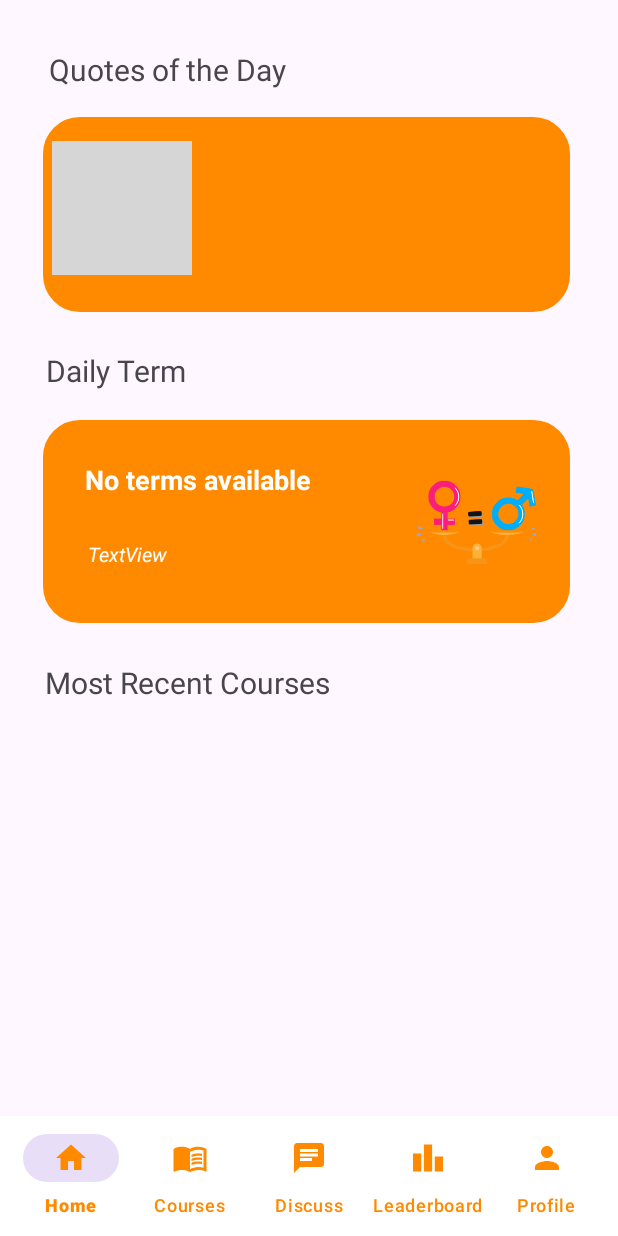
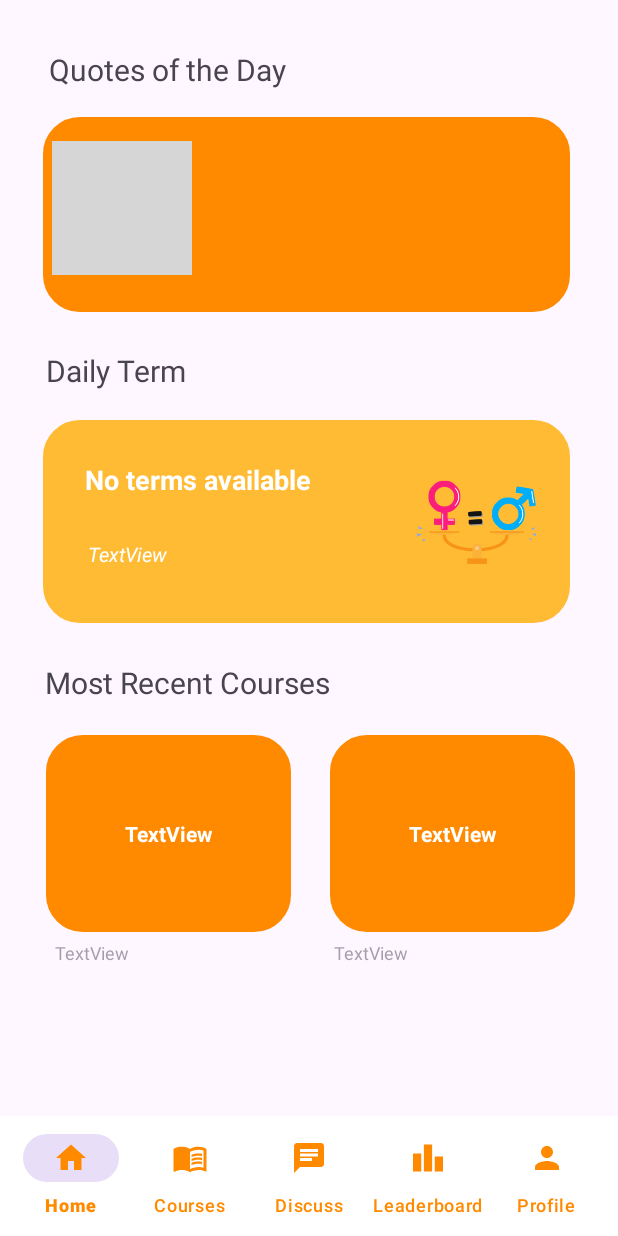
Before and after one commit to Fransiscus-Xaverius/KitaSetara, an Android app: the HomeFragment screen opened directly, with no data from a screen before it, on a phone screen of 412 x 824 dp. Run offline under Robolectric (Android 15) with nearby library versions, the phone set to English and light mode, and no system bars; our stand-ins replace Firebase (no records; nobody signed in at launch, a user with empty details on screens opened directly), Room's generated code, sdp/ssp sizes; 3 statements that could not run were skipped; grey boxes are pictures that could not be loaded.

Commit message:
Fetch recent courses done
also fix some warnings here and there

```diff
--- a/KitaSetara/app/src/main/java/id/ac/istts/kitasetara/data/DefaultCoursesRepository.kt
+++ b/KitaSetara/app/src/main/java/id/ac/istts/kitasetara/data/DefaultCoursesRepository.kt
@@ -8,52 +8,51 @@ import id.ac.istts.kitasetara.model.course.Module
 class DefaultCoursesRepository(
     private val localDataSource:AppDatabase
 ) {
-    suspend fun getAllCourses():List<Course> {
+    fun getAllCourses():List<Course> {
         return localDataSource.courseDao().getAll()
     }
 
-    suspend fun getCourseById(id:Int): Course {
+    fun getCourseById(id:Int): Course {
         return localDataSource.courseDao().getById(id)
     }
 
-    suspend fun getAllCourseModule(idCourse:Int):List<Module>{
+    fun getAllCourseModule(idCourse:Int):List<Module>{
         return  localDataSource.moduleDao().getAllModulesByCourseId(idCourse)
     }
 
-    suspend fun insertCourses(courses:List<Course>){
+    fun insertCourses(courses:List<Course>){
         localDataSource.courseDao().insertMany(courses)
     }
 
-    suspend fun clearAllCourses(){
+    fun clearAllCourses(){
         localDataSource.courseDao().clearCourses()
     }
 
-    suspend fun getModule(idModule:Int):Module{
+    fun getModule(idModule:Int):Module{
         return  localDataSource.moduleDao().getModule(idModule)
     }
 
-    suspend fun getAllModuleContent(idModule:Int):List<Content>{
+    fun getAllModuleContent(idModule:Int):List<Content>{
         return  localDataSource.contentDao().getAllContentByModuleId(idModule)
     }
 
-    suspend fun insertModules(modules:List<Module>){
+    fun insertModules(modules:List<Module>){
         localDataSource.moduleDao().insertMany(modules)
     }
 
-    suspend fun clearModules(){
+    fun clearModules(){
         localDataSource.moduleDao().clearModules()
     }
 
-    suspend fun getContent(idContent:Int):Content{
+    fun getContent(idContent:Int):Content{
         return  localDataSource.contentDao().getContent(idContent)
     }
 
-    suspend fun insertContents(contents:List<Content>){
+    fun insertContents(contents:List<Content>){
         localDataSource.contentDao().insertMany(contents)
     }
 
-    suspend fun clearContents(){
+    fun clearContents(){
         localDataSource.contentDao().clearContents()
     }
-
 }
--- a/KitaSetara/app/src/main/java/id/ac/istts/kitasetara/view/CoursesFragment.kt
+++ b/KitaSetara/app/src/main/java/id/ac/istts/kitasetara/view/CoursesFragment.kt
@@ -20,12 +20,12 @@ class CoursesFragment : Fragment() {
     private var _binding : FragmentCoursesBinding? = null
     private val binding get() = _binding!!
 
-    val viewModel: CoursesFragmentViewModel by viewModels<CoursesFragmentViewModel>()
+    private val viewModel: CoursesFragmentViewModel by viewModels<CoursesFragmentViewModel>()
 
     override fun onCreateView(
         inflater: LayoutInflater, container: ViewGroup?,
         savedInstanceState: Bundle?
-    ): View? {
+    ): View {
         // Inflate the layout for this fragment
         _binding = FragmentCoursesBinding.inflate(inflater, container, false)
         return binding.root
@@ -40,7 +40,6 @@ class CoursesFragment : Fragment() {
             course ->
             val action = CoursesFragmentDirections.actionCoursesFragmentToDetailCourseFragment(course.id.toString())
             findNavController().navigate(action)
-//            Toast.makeText(requireContext(), "Will be redirected to ${course.name}'s detail", Toast.LENGTH_SHORT).show()
         }
 
 
--- a/KitaSetara/app/src/main/java/id/ac/istts/kitasetara/view/HomeFragment.kt
+++ b/KitaSetara/app/src/main/java/id/ac/istts/kitasetara/view/HomeFragment.kt
@@ -1,24 +1,27 @@
 package id.ac.istts.kitasetara.view
 
 import android.os.Bundle
+import android.util.Log
 import androidx.fragment.app.Fragment
 import android.view.LayoutInflater
 import android.view.View
 import android.view.ViewGroup
 import androidx.fragment.app.viewModels
 import androidx.navigation.findNavController
+import androidx.navigation.fragment.findNavController
 import id.ac.istts.kitasetara.R
 import id.ac.istts.kitasetara.databinding.FragmentHomeBinding
+import id.ac.istts.kitasetara.model.course.Course
+import id.ac.istts.kitasetara.viewmodel.CoursesFragmentViewModel
 import id.ac.istts.kitasetara.viewmodel.HomeViewModel
 
 
 class HomeFragment : Fragment() {
 
-    private var _binding : FragmentHomeBinding? = null
+    private var _binding: FragmentHomeBinding? = null
     private val binding get() = _binding!!
-    private val viewModel : HomeViewModel by viewModels<HomeViewModel>()
-//    private val termViewModel : TermViewModel by viewModels<TermViewModel>()
-
+    private val viewModel: HomeViewModel by viewModels<HomeViewModel>()
+    val courseViewModel: CoursesFragmentViewModel by viewModels<CoursesFragmentViewModel>()
     override fun onCreateView(
         inflater: LayoutInflater, container: ViewGroup?,
         savedInstanceState: Bundle?
@@ -31,9 +34,9 @@ class HomeFragment : Fragment() {
     override fun onViewCreated(view: View, savedInstanceState: Bundle?) {
         super.onViewCreated(view, savedInstanceState)
         binding.progressBarQuote.visibility = View.VISIBLE
-        //still not success
-        viewModel.quote.observe(viewLifecycleOwner){
-            if (it.isSuccess){
+        //daily quotes
+        viewModel.quote.observe(viewLifecycleOwner) {
+            if (it.isSuccess) {
                 val quote = it.getOrNull()
                 binding.tvQuotetext.text = quote!!.quoteText
                 binding.tvAuthor.text = quote.quoteAuthor
@@ -41,46 +44,75 @@ class HomeFragment : Fragment() {
             }
         }
         viewModel.getQuotes()
-        viewModel.terms.observe(viewLifecycleOwner){
+        //daily terms
+        viewModel.terms.observe(viewLifecycleOwner) {
             //update ui with random term from list of terms
             val randomTerm = it.randomOrNull()
-            if (randomTerm != null){
+            if (randomTerm != null) {
                 binding.tvTerms.text = randomTerm.term
                 binding.tvTermMeaning.text = randomTerm.meaning
-            }else{
+            } else {
                 binding.tvTerms.text = getString(R.string.no_terms)
             }
         }
 
+        //recent course
+        val recentCourses = arrayListOf<Course>()
+        courseViewModel.getCourses() //fill courses data with latest update
+        courseViewModel.courses.observe(viewLifecycleOwner) {
+            recentCourses.addAll(it.takeLast(2))  //fetch 2 last published courses
+            if (recentCourses.isNotEmpty()) {
+                binding.tvRecentcourse1.text = recentCourses[0].name
+                binding.tvDesc1.text = recentCourses[0].description
+                binding.tvRecentcourse2.text = recentCourses[1].name
+                binding.tvDesc2.text = recentCourses[1].description
+            }
+        }
 
-        //handle onclick
+        binding.clRecent1.setOnClickListener {
+            if (recentCourses.isNotEmpty()){
+                val action = HomeFragmentDirections.actionGlobalDetailCourseFragment2(recentCourses[0].id.toString())
+                findNavController().navigate(action)
+            }
+        }
+        binding.clRecent2.setOnClickListener {
+            if (recentCourses.isNotEmpty()){
+                val action = HomeFragmentDirections.actionGlobalDetailCourseFragment2(recentCourses[1].id.toString())
+                findNavController().navigate(action)
+            }
+        }
+
+        //handle onclick of bottomnav
         binding.bottomNavigation.setOnItemSelectedListener {
-            when(it.itemId){
-                R.id.bottom_home-> {
+            when (it.itemId) {
+                R.id.bottom_home -> {
                     view.findNavController().navigate(R.id.action_global_homeFragment)
                     true
                 }
-                R.id.bottom_course-> {
+
+                R.id.bottom_course -> {
                     view.findNavController().navigate(R.id.action_global_coursesFragment)
                     true
                 }
-                R.id.bottom_leaderboard-> {
+
+                R.id.bottom_leaderboard -> {
                     view.findNavController().navigate(R.id.action_global_leaderboardFragment)
                     true
                 }
-                R.id.bottom_discuss-> {
+
+                R.id.bottom_discuss -> {
                     view.findNavController().navigate(R.id.action_global_discussFragment)
                     true
                 }
-                R.id.bottom_profile-> {
+
+                R.id.bottom_profile -> {
                     view.findNavController().navigate(R.id.action_global_profileFragment)
                     true
                 }
+
                 else -> false
             }
         }
 
-        //handle sign out
-
     }
 }
--- a/KitaSetara/app/src/main/res/layout/fragment_home.xml
+++ b/KitaSetara/app/src/main/res/layout/fragment_home.xml
@@ -36,7 +36,7 @@
     </com.google.android.material.bottomnavigation.BottomNavigationView>
 
     <androidx.constraintlayout.widget.ConstraintLayout
-        android:id="@+id/constraintLayout"
+        android:id="@+id/cl_quotes"
         android:layout_width="@dimen/_270sdp"
         android:layout_height="@dimen/_100sdp"
         android:layout_marginTop="18dp"
@@ -123,15 +123,15 @@
         android:textSize="20sp"
         app:layout_constraintEnd_toEndOf="@id/guideline41"
         app:layout_constraintStart_toStartOf="@id/guideline33"
-        app:layout_constraintTop_toBottomOf="@+id/constraintLayout" />
+        app:layout_constraintTop_toBottomOf="@+id/cl_quotes" />
 
     <androidx.constraintlayout.widget.ConstraintLayout
-        android:id="@+id/constraintLayout2"
+        android:id="@+id/cl_term"
         android:layout_width="@dimen/_270sdp"
         android:layout_height="135dp"
         android:layout_marginTop="19dp"
         android:background="@drawable/rounded_corner"
-        android:backgroundTint="@color/orange_base"
+        android:backgroundTint="@android:color/holo_orange_light"
         app:layout_constraintEnd_toEndOf="@id/guideline41"
         app:layout_constraintStart_toStartOf="@id/guideline33"
         app:layout_constraintTop_toBottomOf="@+id/textView22">
@@ -203,7 +203,7 @@
         android:textSize="20sp"
         app:layout_constraintEnd_toEndOf="@id/guideline41"
         app:layout_constraintStart_toStartOf="@id/guideline33"
-        app:layout_constraintTop_toBottomOf="@+id/constraintLayout2" />
+        app:layout_constraintTop_toBottomOf="@+id/cl_term" />
 
     <androidx.constraintlayout.widget.Guideline
         android:id="@+id/guideline33"
@@ -229,4 +229,90 @@
         app:layout_constraintGuide_percent="0.04"
         app:layout_constraintGuide_begin="1dp" />
 
+    <androidx.constraintlayout.widget.ConstraintLayout
+        android:id="@+id/cl_recent1"
+        android:layout_width="163dp"
+        android:layout_height="131dp"
+        android:layout_marginStart="2dp"
+        android:layout_marginTop="21dp"
+        android:layout_marginEnd="18dp"
+        android:background="@drawable/rounded_corner"
+        android:backgroundTint="@color/orange_base"
+        app:layout_constraintEnd_toStartOf="@+id/cl_recent2"
+        app:layout_constraintStart_toStartOf="@id/guideline33"
+        app:layout_constraintTop_toBottomOf="@+id/textView23">
+
+        <TextView
+            android:id="@+id/tv_recentcourse1"
+            android:layout_width="0dp"
+            android:layout_height="wrap_content"
+            android:layout_marginStart="24dp"
+            android:layout_marginEnd="24dp"
+            android:text="TextView"
+            android:textAlignment="center"
+            android:textColor="@color/white"
+            android:textStyle="bold"
+            app:layout_constraintBottom_toBottomOf="parent"
+            app:layout_constraintEnd_toEndOf="parent"
+            app:layout_constraintStart_toStartOf="parent"
+            app:layout_constraintTop_toTopOf="parent" />
+    </androidx.constraintlayout.widget.ConstraintLayout>
+
+    <androidx.constraintlayout.widget.ConstraintLayout
+        android:id="@+id/cl_recent2"
+        android:layout_width="163dp"
+        android:layout_height="131dp"
+        android:layout_marginTop="21dp"
+        android:layout_marginEnd="4dp"
+        android:background="@drawable/rounded_corner"
+        android:backgroundTint="@color/orange_base"
+        app:layout_constraintEnd_toEndOf="@id/guideline41"
+        app:layout_constraintTop_toBottomOf="@+id/textView23">
+
+        <TextView
+            android:id="@+id/tv_recentcourse2"
+            android:layout_width="0dp"
+            android:layout_height="wrap_content"
+            android:layout_marginStart="24dp"
+            android:layout_marginEnd="24dp"
+            android:text="TextView"
+            android:textAlignment="center"
+            android:textColor="@color/white"
+            android:textStyle="bold"
+            app:layout_constraintBottom_toBottomOf="parent"
+            app:layout_constraintEnd_toEndOf="parent"
+            app:layout_constraintStart_toStartOf="parent"
+            app:layout_constraintTop_toTopOf="parent" />
+    </androidx.constraintlayout.widget.ConstraintLayout>
+
+    <TextView
+        android:id="@+id/tv_desc1"
+        android:layout_width="159dp"
+        android:layout_height="wrap_content"
+        android:layout_marginStart="8dp"
+        android:layout_marginTop="5dp"
+        android:layout_marginEnd="19dp"
+        android:alpha="0.5"
+        android:ellipsize="end"
+        android:maxLines="3"
+        android:text="TextView"
+        android:textSize="12sp"
+        app:layout_constraintEnd_toStartOf="@+id/tv_desc2"
+        app:layout_constraintStart_toStartOf="@id/guideline33"
+        app:layout_constraintTop_toBottomOf="@+id/cl_recent1" />
+
+    <TextView
+        android:id="@+id/tv_desc2"
+        android:layout_width="161dp"
+        android:layout_height="wrap_content"
+        android:layout_marginTop="5dp"
+        android:layout_marginEnd="3dp"
+        android:alpha="0.5"
+        android:ellipsize="end"
+        android:maxLines="3"
+        android:text="TextView"
+        android:textSize="12sp"
+        app:layout_constraintEnd_toEndOf="@id/guideline41"
+        app:layout_constraintTop_toBottomOf="@+id/cl_recent2" />
+
 </androidx.constraintlayout.widget.ConstraintLayout>
--- a/KitaSetara/app/src/main/res/navigation/nav_graph.xml
+++ b/KitaSetara/app/src/main/res/navigation/nav_graph.xml
@@ -164,5 +164,8 @@
             android:name="contentsList"
             app:argType="id.ac.istts.kitasetara.model.course.Content[]" />
     </fragment>
+    <action
+        android:id="@+id/action_global_detailCourseFragment2"
+        app:destination="@id/detailCourseFragment2" />
 
 </navigation>
```
